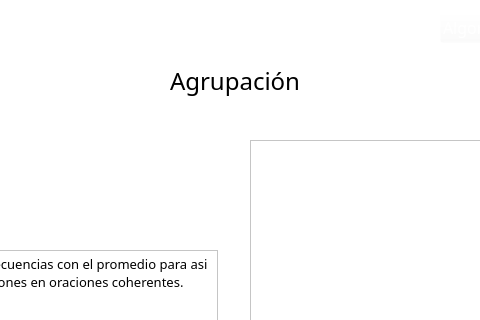
Above: Views/QtViews/Agrupar_Window.ui from Napssters/Abstrac_Cientifico before the change; both pictures show x 150 to 630 and y 0 to 320 of the 750 by 495 pixel window. Below: the same form after it.
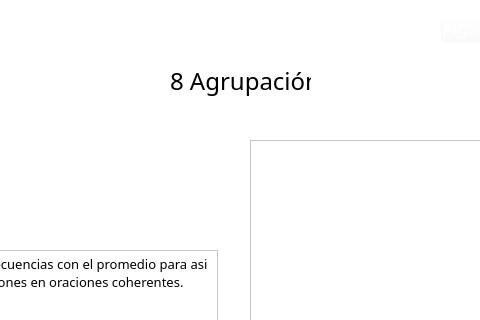
That is the form after the change. Icons and pictures are not drawn.

```diff
--- a/Views/QtViews/Agrupar_Window.ui
+++ b/Views/QtViews/Agrupar_Window.ui
@@ -127,7 +127,7 @@
     <string notr="true">font: 75 18pt &quot;Sylfaen&quot;;</string>
    </property>
    <property name="text">
-    <string>Agrupación</string>
+    <string>8 Agrupación</string>
    </property>
   </widget>
   <widget class="QPushButton" name="ver">
```
